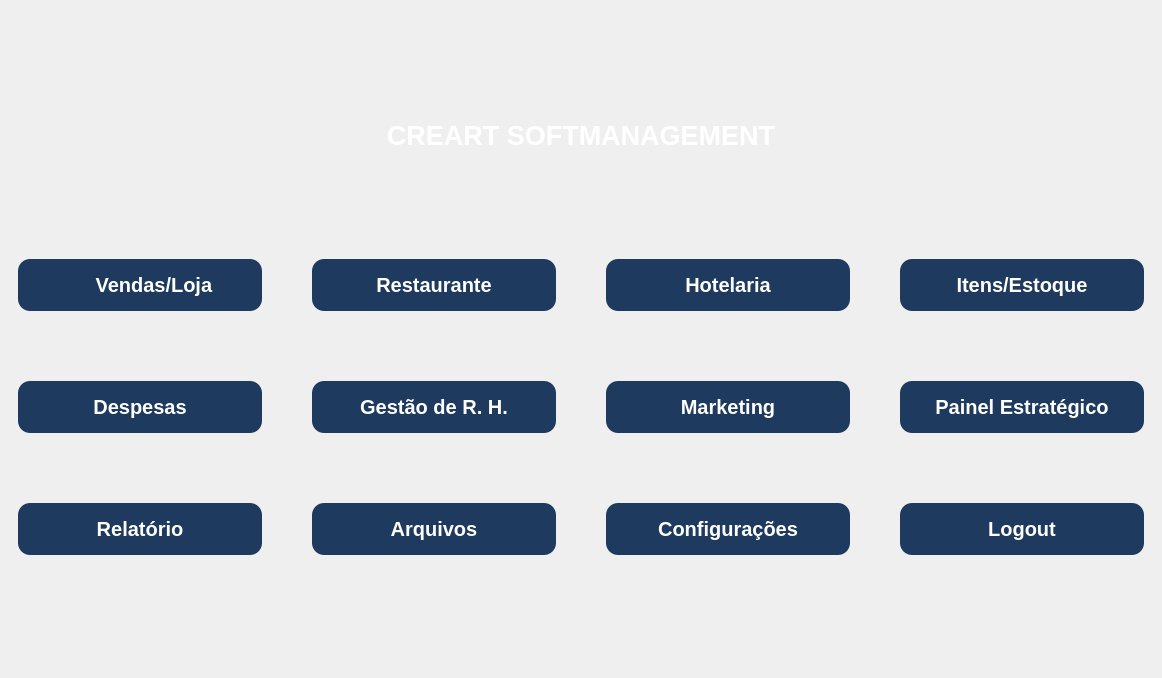
ChongoAE/CREART-SOFTMANAGER, file src/untitled.ui: the form before one commit.
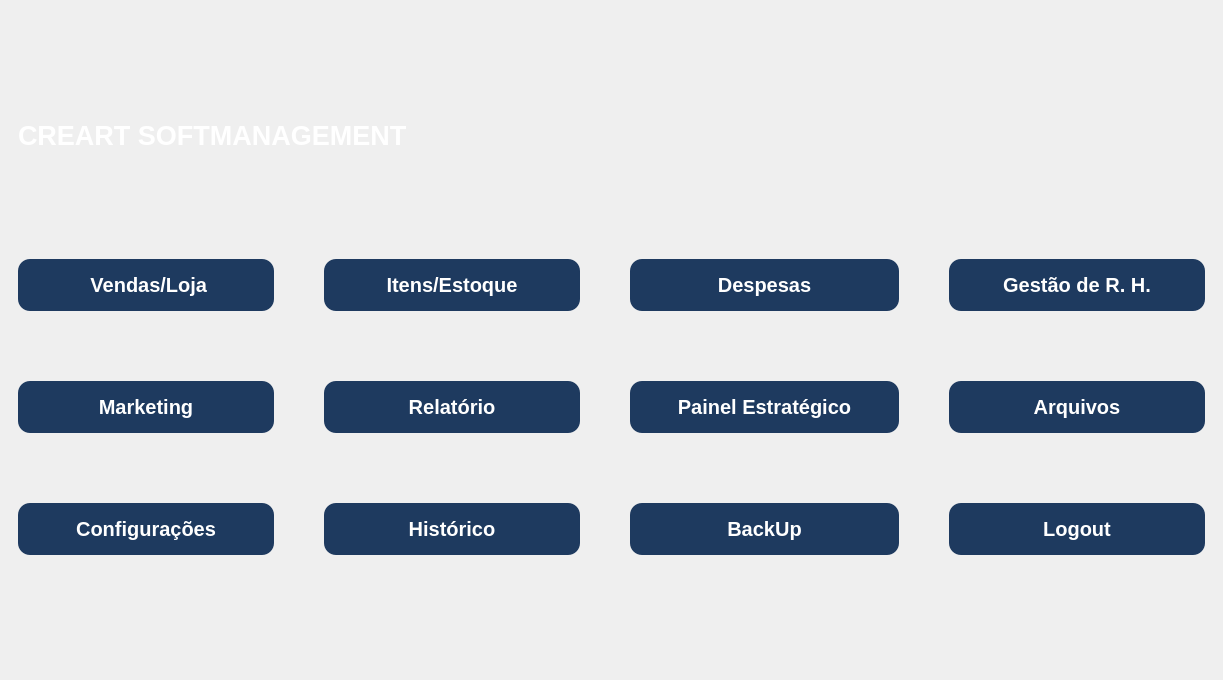
The form after the commit. Icons and pictures are not drawn.

Diff of the .ui file:
```diff
--- a/src/untitled.ui
+++ b/src/untitled.ui
@@ -6,8 +6,8 @@
    <rect>
     <x>0</x>
     <y>0</y>
-    <width>1162</width>
-    <height>678</height>
+    <width>1223</width>
+    <height>680</height>
    </rect>
   </property>
   <property name="windowTitle">
@@ -130,11 +130,14 @@
             <bold>true</bold>
            </font>
           </property>
+          <property name="frameShape">
+           <enum>QFrame::Shape::NoFrame</enum>
+          </property>
           <property name="text">
            <string>CREART SOFTMANAGEMENT</string>
           </property>
           <property name="alignment">
-           <set>Qt::AlignmentFlag::AlignCenter</set>
+           <set>Qt::AlignmentFlag::AlignLeading|Qt::AlignmentFlag::AlignLeft|Qt::AlignmentFlag::AlignVCenter</set>
           </property>
          </widget>
         </item>
@@ -146,43 +149,13 @@
           <property name="verticalSpacing">
            <number>70</number>
           </property>
-          <item row="2" column="1">
-           <widget class="QPushButton" name="Arquivos">
-            <property name="toolTip">
-             <string>Acesse Documentos</string>
-            </property>
-            <property name="text">
-             <string>Arquivos</string>
-            </property>
-           </widget>
-          </item>
-          <item row="1" column="3">
-           <widget class="QPushButton" name="PainelEstrategico">
-            <property name="toolTip">
-             <string>Clique para entrar no painel de delivery</string>
-            </property>
-            <property name="text">
-             <string>Painel Estratégico</string>
-            </property>
-           </widget>
-          </item>
-          <item row="1" column="2">
-           <widget class="QPushButton" name="marketing">
-            <property name="toolTip">
-             <string>Clique para entrar no painel de Marketing</string>
-            </property>
-            <property name="text">
-             <string>Marketing</string>
-            </property>
-           </widget>
-          </item>
           <item row="0" column="0">
            <widget class="QPushButton" name="vendas">
             <property name="toolTip">
              <string>Clique para entrar no painel de vendas</string>
             </property>
             <property name="text">
-             <string>     Vendas/Loja</string>
+             <string> Vendas/Loja</string>
             </property>
             <property name="icon">
              <iconset resource="../img/img.qrc">
@@ -196,46 +169,6 @@
             </property>
            </widget>
           </item>
-          <item row="1" column="0">
-           <widget class="QPushButton" name="Despesas">
-            <property name="toolTip">
-             <string>Clique para entrar no painel de compras</string>
-            </property>
-            <property name="text">
-             <string>Despesas</string>
-            </property>
-           </widget>
-          </item>
-          <item row="0" column="2">
-           <widget class="QPushButton" name="Hotelaria">
-            <property name="toolTip">
-             <string>Clique para entrar no painel de Mesas</string>
-            </property>
-            <property name="text">
-             <string>Hotelaria</string>
-            </property>
-           </widget>
-          </item>
-          <item row="1" column="1">
-           <widget class="QPushButton" name="GestaodeRH">
-            <property name="toolTip">
-             <string>Clique para entrar no painel de compras</string>
-            </property>
-            <property name="text">
-             <string>Gestão de R. H.</string>
-            </property>
-           </widget>
-          </item>
-          <item row="2" column="2">
-           <widget class="QPushButton" name="Configuracoes">
-            <property name="toolTip">
-             <string>Acesse Configuracoes</string>
-            </property>
-            <property name="text">
-             <string>Configurações</string>
-            </property>
-           </widget>
-          </item>
           <item row="2" column="3">
            <widget class="QPushButton" name="Logout">
             <property name="toolTip">
@@ -244,35 +177,221 @@
             <property name="text">
              <string>Logout</string>
             </property>
+            <property name="icon">
+             <iconset>
+              <normaloff>../img/Logout.png</normaloff>../img/Logout.png</iconset>
+            </property>
+            <property name="iconSize">
+             <size>
+              <width>100</width>
+              <height>100</height>
+             </size>
+            </property>
            </widget>
           </item>
           <item row="0" column="1">
-           <widget class="QPushButton" name="Restaurante">
-            <property name="toolTip">
-             <string>Clique para entrar no painel de Mesas</string>
-            </property>
-            <property name="text">
-             <string>Restaurante</string>
-            </property>
-           </widget>
-          </item>
-          <item row="2" column="0">
-           <widget class="QPushButton" name="Relatorio">
-            <property name="toolTip">
-             <string>Clique para entrar no painel de Relatorios</string>
-            </property>
-            <property name="text">
-             <string>Relatório</string>
-            </property>
-           </widget>
-          </item>
-          <item row="0" column="3">
            <widget class="QPushButton" name="Itens">
             <property name="toolTip">
              <string>Clique para entrar no painel de itens</string>
             </property>
             <property name="text">
              <string>Itens/Estoque</string>
+            </property>
+            <property name="icon">
+             <iconset>
+              <normaloff>../img/Itens.png</normaloff>../img/Itens.png</iconset>
+            </property>
+            <property name="iconSize">
+             <size>
+              <width>100</width>
+              <height>100</height>
+             </size>
+            </property>
+           </widget>
+          </item>
+          <item row="0" column="2">
+           <widget class="QPushButton" name="Despesas">
+            <property name="minimumSize">
+             <size>
+              <width>269</width>
+              <height>0</height>
+             </size>
+            </property>
+            <property name="toolTip">
+             <string>Clique para entrar no painel de compras</string>
+            </property>
+            <property name="text">
+             <string>Despesas</string>
+            </property>
+            <property name="icon">
+             <iconset>
+              <normaloff>../img/Despesas.png</normaloff>../img/Despesas.png</iconset>
+            </property>
+            <property name="iconSize">
+             <size>
+              <width>100</width>
+              <height>100</height>
+             </size>
+            </property>
+           </widget>
+          </item>
+          <item row="0" column="3">
+           <widget class="QPushButton" name="GestaodeRH">
+            <property name="toolTip">
+             <string>Clique para entrar no painel de compras</string>
+            </property>
+            <property name="text">
+             <string>Gestão de R. H.</string>
+            </property>
+            <property name="icon">
+             <iconset>
+              <normaloff>../img/Gestao de RH.png</normaloff>../img/Gestao de RH.png</iconset>
+            </property>
+            <property name="iconSize">
+             <size>
+              <width>100</width>
+              <height>100</height>
+             </size>
+            </property>
+           </widget>
+          </item>
+          <item row="1" column="1">
+           <widget class="QPushButton" name="Relatorio">
+            <property name="toolTip">
+             <string>Clique para entrar no painel de Relatorios</string>
+            </property>
+            <property name="text">
+             <string>Relatório</string>
+            </property>
+            <property name="icon">
+             <iconset>
+              <normaloff>../img/relatorio.png</normaloff>../img/relatorio.png</iconset>
+            </property>
+            <property name="iconSize">
+             <size>
+              <width>100</width>
+              <height>100</height>
+             </size>
+            </property>
+           </widget>
+          </item>
+          <item row="1" column="0">
+           <widget class="QPushButton" name="marketing">
+            <property name="toolTip">
+             <string>Clique para entrar no painel de Marketing</string>
+            </property>
+            <property name="text">
+             <string>Marketing</string>
+            </property>
+            <property name="icon">
+             <iconset>
+              <normaloff>../img/marketing.png</normaloff>../img/marketing.png</iconset>
+            </property>
+            <property name="iconSize">
+             <size>
+              <width>100</width>
+              <height>100</height>
+             </size>
+            </property>
+           </widget>
+          </item>
+          <item row="1" column="2">
+           <widget class="QPushButton" name="PainelEstrategico">
+            <property name="toolTip">
+             <string>Clique para entrar no painel de delivery</string>
+            </property>
+            <property name="text">
+             <string>Painel Estratégico</string>
+            </property>
+            <property name="icon">
+             <iconset>
+              <normaloff>../img/painel estrategico.png</normaloff>../img/painel estrategico.png</iconset>
+            </property>
+            <property name="iconSize">
+             <size>
+              <width>100</width>
+              <height>100</height>
+             </size>
+            </property>
+           </widget>
+          </item>
+          <item row="1" column="3">
+           <widget class="QPushButton" name="Arquivos">
+            <property name="toolTip">
+             <string>Acesse Documentos</string>
+            </property>
+            <property name="text">
+             <string>Arquivos</string>
+            </property>
+            <property name="icon">
+             <iconset>
+              <normaloff>../img/Arquivos.png</normaloff>../img/Arquivos.png</iconset>
+            </property>
+            <property name="iconSize">
+             <size>
+              <width>100</width>
+              <height>100</height>
+             </size>
+            </property>
+           </widget>
+          </item>
+          <item row="2" column="0">
+           <widget class="QPushButton" name="Configuracoes">
+            <property name="toolTip">
+             <string>Acesse Configuracoes</string>
+            </property>
+            <property name="text">
+             <string>Configurações</string>
+            </property>
+            <property name="icon">
+             <iconset>
+              <normaloff>../img/Configuracoes.png</normaloff>../img/Configuracoes.png</iconset>
+            </property>
+            <property name="iconSize">
+             <size>
+              <width>100</width>
+              <height>100</height>
+             </size>
+            </property>
+           </widget>
+          </item>
+          <item row="2" column="1">
+           <widget class="QPushButton" name="historico">
+            <property name="toolTip">
+             <string>Clique para entrar no painel de Relatorios</string>
+            </property>
+            <property name="text">
+             <string>Histórico</string>
+            </property>
+            <property name="icon">
+             <iconset>
+              <normaloff>../img/Historico.png</normaloff>../img/Historico.png</iconset>
+            </property>
+            <property name="iconSize">
+             <size>
+              <width>100</width>
+              <height>100</height>
+             </size>
+            </property>
+           </widget>
+          </item>
+          <item row="2" column="2">
+           <widget class="QPushButton" name="BackUp">
+            <property name="toolTip">
+             <string>Clique para entrar no painel de Relatorios</string>
+            </property>
+            <property name="text">
+             <string>BackUp</string>
+            </property>
+            <property name="icon">
+             <iconset>
+              <normaloff>../img/BackUp.png</normaloff>../img/BackUp.png</iconset>
+            </property>
+            <property name="iconSize">
+             <size>
+              <width>100</width>
+              <height>100</height>
+             </size>
             </property>
            </widget>
           </item>
```
